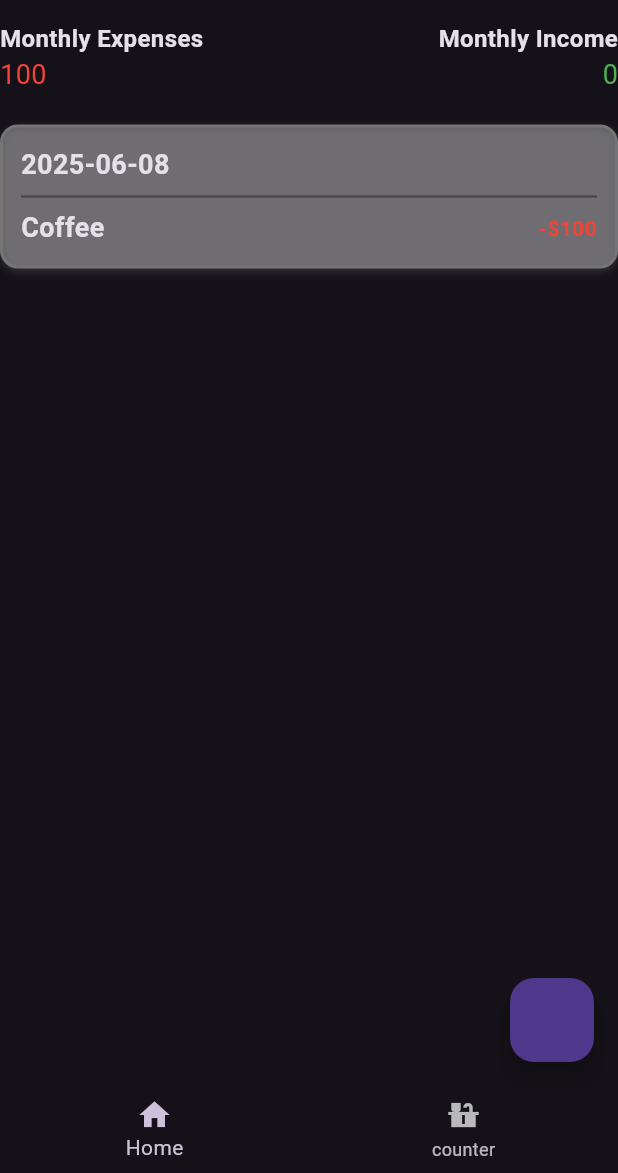
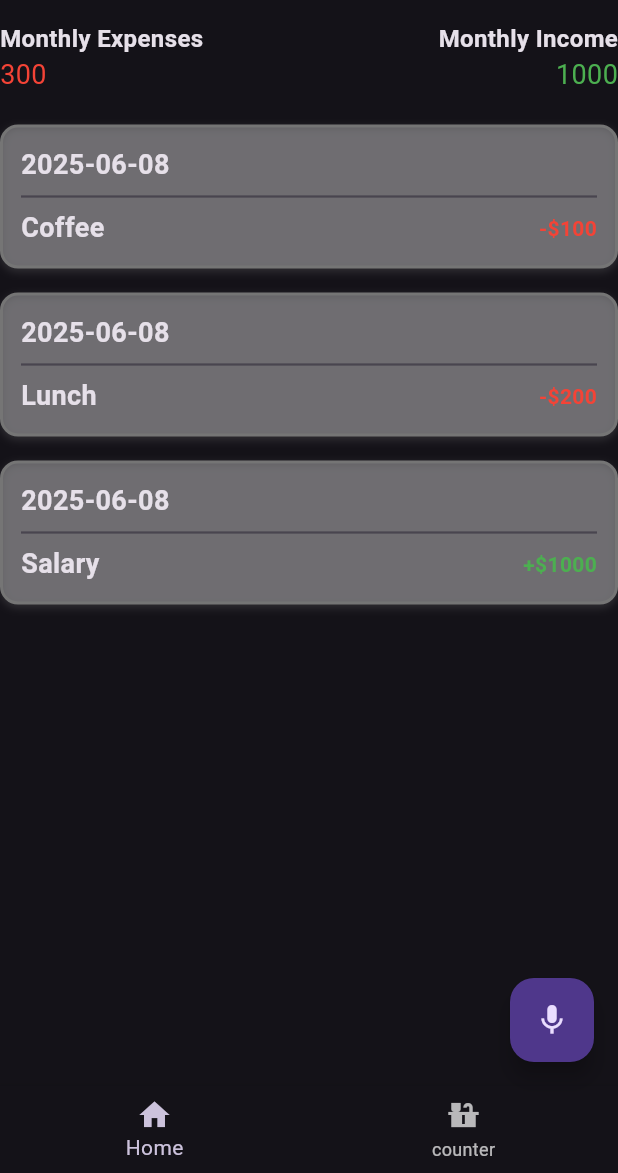
Before and after one commit to SmallLava/Account_hw, a Flutter app: the screen it shows after launch, on a phone screen of 412 x 824 dp, the part 63-1236 px from its top. Run offline on Flutter 3.47's test engine with Material 3 defaults, Android fonts, the phone set to English and light mode, and no system bars; our stand-ins replace flutter_gemini, gap, speech_to_text; missing offline and left inert: flutter_simple_calculator.

Commit message:
dev: try add speech to card(not work)

```diff
--- a/lib/controller/record_Service.dart
+++ b/lib/controller/record_Service.dart
@@ -3,6 +3,8 @@ import '../model/recordcard.dart';
 class RecordService {
   final List<RecordCard> _record = [
     RecordCard(dateTime: DateTime.now(), name: "Coffee", price: 100, isIncome: false, type: "Drink"),
+    RecordCard(dateTime: DateTime.now(), name: "Lunch", price: 200, isIncome: false, type: "Food"),
+    RecordCard(dateTime: DateTime.now(), name: "Salary", price: 1000, isIncome: true, type: "Salary"),
   ];
 
   List<RecordCard> get record => _record;
--- a/lib/main.dart
+++ b/lib/main.dart
@@ -1,11 +1,9 @@
 import 'package:account_hw/controller/SpeechService.dart';
+import 'package:account_hw/controller/gemini_connect.dart';
 import 'package:account_hw/controller/record_Service.dart';
 import 'package:flutter/material.dart';
-import 'view/Transaction.dart';
-import 'package:intl/intl.dart';
-
-
-
+import 'view/transaction.dart';
+import 'view/home_page.dart';
 
 void main() => runApp(MyApp());
 
@@ -32,121 +30,11 @@ class HomePage extends StatefulWidget {
 class _HomePageState extends State<HomePage> {
   final RecordService _record = RecordService();
   final SpeechService _speech = SpeechService();
+  final GeminiService _gemini = GeminiService();
   int _currentIndex = 0;
 
   List<Widget> get _pages => [
-    Column(
-      crossAxisAlignment: CrossAxisAlignment.start,
-      children: [
-        // 🔺 顯示月支出/收入
-        Row(
-          children: [
-            // 左：支出
-            Column(
-              crossAxisAlignment: CrossAxisAlignment.start,
-              children: [
-                Text(
-                  'Monthly Expenses',
-                  style: TextStyle(
-                    fontSize: 16,
-                    fontWeight: FontWeight.bold,
-                  ),
-                ),
-                Text(
-                  _record.getExpense().toString(),
-                  style: TextStyle(
-                    color: Colors.red,
-                    fontSize: 18,
-                  ),
-                ),
-              ],
-            ),
-
-            Expanded(child: SizedBox()),
-
-            // 右：收入
-            Column(
-              crossAxisAlignment: CrossAxisAlignment.end,
-              children: [
-                Text(
-                  'Monthly Income',
-                  style: TextStyle(
-                    fontSize: 16,
-                    fontWeight: FontWeight.bold,
-                  ),
-                ),
-                Text(
-                  _record.getIncome().toString(),
-                  style: TextStyle(
-                    color: Colors.green,
-                    fontSize: 18,
-                  ),
-                ),
-              ],
-            ),
-          ],
-        ),
-        SizedBox(height: 20),
-        // 🔽 記錄清單（每筆資料一個Container）
-        Expanded(
-          child: ListView.builder(
-            itemCount: _record.record.length,
-            itemBuilder: (context, index) {
-
-              return Container(
-                margin: EdgeInsets.only(bottom: 16),
-                padding: EdgeInsets.all(12),
-                decoration: BoxDecoration(
-                  color: Colors.white30,
-                  border: Border.all(color: Colors.grey.shade600, width: 2),
-                  borderRadius: BorderRadius.circular(12),
-                  boxShadow: [
-                    BoxShadow(
-                      color: Colors.grey.withOpacity(0.2),
-                      blurRadius: 4,
-                      offset: Offset(0, 2),
-                    ),
-                  ],
-                ),
-                child: Column(
-                  crossAxisAlignment: CrossAxisAlignment.start,
-                  children: [
-                    // 日期
-                    Text(
-                      DateFormat('yyyy-MM-dd').format(_record.record[index].dateTime),
-                      style: TextStyle(
-                        fontSize: 18,
-                        fontWeight: FontWeight.bold,
-                      ),
-                    ),
-                    Divider(thickness: 1.5),
-                    Row(
-                      mainAxisAlignment: MainAxisAlignment.spaceBetween,
-                      children: [
-                        Text(
-                            _record.record[index].name,
-                          style: TextStyle(
-                            fontSize: 18,
-                            fontWeight: FontWeight.bold,
-                          ),
-                        ),
-                        Text(
-                          '${_record.record[index].isIncome ? '+' : '-'}\$${_record.record[index].price}',
-                          style: TextStyle(
-                            color: _record.record[index].isIncome ? Colors.green : Colors.red,
-                            fontWeight: FontWeight.bold,
-                          ),
-                        ),
-                      ],
-                    ),
-                  ],
-                ),
-              );
-            },
-          ),
-        ),
-      ],
-    ),
+    Homepage(),
     Transaction(),
   ];
 
@@ -165,11 +53,52 @@ class _HomePageState extends State<HomePage> {
   Widget build(BuildContext context) {
     return Scaffold(
       floatingActionButton: FloatingActionButton(
-        onPressed: () {
-          _speech.listening((text) async{
+        onPressed: () async {
+          showDialog(
+            context: context,
+            barrierDismissible: false,
+            builder: (context) => AlertDialog(
+              content: Row(
+                children: [
+                  CircularProgressIndicator(),
+                  SizedBox(width: 20),
+                  Text("正在辨識語音..."),
+                ],
+              ),
+            ),
+          );
+          await Future.delayed(Duration(milliseconds: 200));
+          _speech.listening((text) async {
+            Navigator.of(context).pop();
 
+            if (text.trim().isEmpty) {
+              ScaffoldMessenger.of(context).showSnackBar(
+                SnackBar(content: Text("語音辨識為空，請再試一次")),
+              );
+              return;
+            }
+
+            try {
+              final output = await _gemini.sendToGemini(text);
+              _record.addCard(
+                date: DateTime.parse(output['date']),
+                name: output['name'],
+                price: output['price'],
+                isIncome: output['isIncome'],
+                type: output['type'],
+              );
+
+              ScaffoldMessenger.of(context).showSnackBar(
+                SnackBar(content: Text("記錄已新增")),
+              );
+            } catch (e) {
+              ScaffoldMessenger.of(context).showSnackBar(
+                SnackBar(content: Text("處理失敗：$e")),
+              );
+            }
           });
         },
+        child: Icon(Icons.mic),
       ),
       appBar: AppBar(title: const Text("Account"),),
       body: _pages[_currentIndex],
@@ -195,8 +124,3 @@ class _HomePageState extends State<HomePage> {
     );
   }
 }
-
-// Icon(
-// isExpense ? Icons.remove : Icons.add,
-// color: isExpense ? Colors.red : Colors.green,
-// ),
--- /dev/null
+++ b/lib/view/home_page.dart
@@ -0,0 +1,130 @@
+import 'package:flutter/material.dart';
+import 'package:intl/intl.dart';
+import 'package:account_hw/controller/record_Service.dart';
+
+class Homepage extends StatefulWidget {
+  const Homepage({super.key});
+
+  @override
+  State<Homepage> createState() => _HomepageState();
+}
+
+class _HomepageState extends State<Homepage> {
+  final RecordService _record = RecordService();
+
+  @override
+  Widget build(BuildContext context) {
+    return Column(
+      crossAxisAlignment: CrossAxisAlignment.start,
+      children: [
+        // 🔺 顯示月支出/收入
+        Row(
+          children: [
+            // 左：支出
+            Column(
+              crossAxisAlignment: CrossAxisAlignment.start,
+              children: [
+                Text(
+                  'Monthly Expenses',
+                  style: TextStyle(
+                    fontSize: 16,
+                    fontWeight: FontWeight.bold,
+                  ),
+                ),
+                Text(
+                  _record.getExpense().toString(),
+                  style: TextStyle(
+                    color: Colors.red,
+                    fontSize: 18,
+                  ),
+                ),
+              ],
+            ),
+
+            Expanded(child: SizedBox()),
+
+            // 右：收入
+            Column(
+              crossAxisAlignment: CrossAxisAlignment.end,
+              children: [
+                Text(
+                  'Monthly Income',
+                  style: TextStyle(
+                    fontSize: 16,
+                    fontWeight: FontWeight.bold,
+                  ),
+                ),
+                Text(
+                  _record.getIncome().toString(),
+                  style: TextStyle(
+                    color: Colors.green,
+                    fontSize: 18,
+                  ),
+                ),
+              ],
+            ),
+          ],
+        ),
+        SizedBox(height: 20),
+        // 🔽 記錄清單（每筆資料一個Container）
+        Expanded(
+          child: ListView.builder(
+            itemCount: _record.record.length,
+            itemBuilder: (context, index) {
+
+              return Container(
+                margin: EdgeInsets.only(bottom: 16),
+                padding: EdgeInsets.all(12),
+                decoration: BoxDecoration(
+                  color: Colors.white30,
+                  border: Border.all(color: Colors.grey.shade600, width: 2),
+                  borderRadius: BorderRadius.circular(12),
+                  boxShadow: [
+                    BoxShadow(
+                      color: Colors.grey.withOpacity(0.2),
+                      blurRadius: 4,
+                      offset: Offset(0, 2),
+                    ),
+                  ],
+                ),
+                child: Column(
+                  crossAxisAlignment: CrossAxisAlignment.start,
+                  children: [
+                    // 日期
+                    Text(
+                      DateFormat('yyyy-MM-dd').format(_record.record[index].dateTime),
+                      style: TextStyle(
+                        fontSize: 18,
+                        fontWeight: FontWeight.bold,
+                      ),
+                    ),
+                    Divider(thickness: 1.5),
+                    Row(
+                      mainAxisAlignment: MainAxisAlignment.spaceBetween,
+                      children: [
+                        Text(
+                          _record.record[index].name,
+                          style: TextStyle(
+                            fontSize: 18,
+                            fontWeight: FontWeight.bold,
+                          ),
+                        ),
+                        Text(
+                          '${_record.record[index].isIncome ? '+' : '-'}\$${_record.record[index].price}',
+                          style: TextStyle(
+                            color: _record.record[index].isIncome ? Colors.green : Colors.red,
+                            fontWeight: FontWeight.bold,
+                          ),
+                        ),
+                      ],
+                    ),
+                  ],
+                ),
+              );
+            },
+          ),
+        ),
+      ],
+    );
+  }
+}
```
Also changed, not shown: lib/controller/SpeechService.dart (+23 -10 lines), lib/controller/gemini_connect.dart (+18 -24 lines), lib/view/transaction.dart (renamed from lib/view/Transaction.dart), 2 other files.
